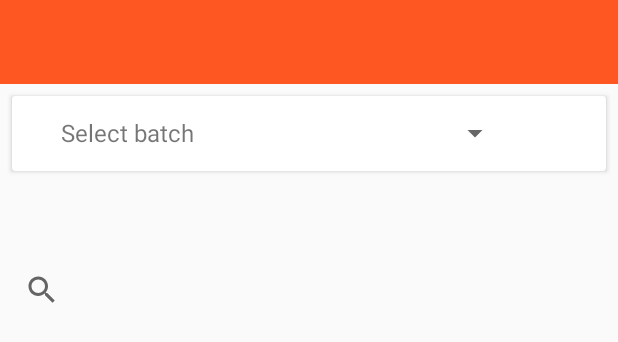
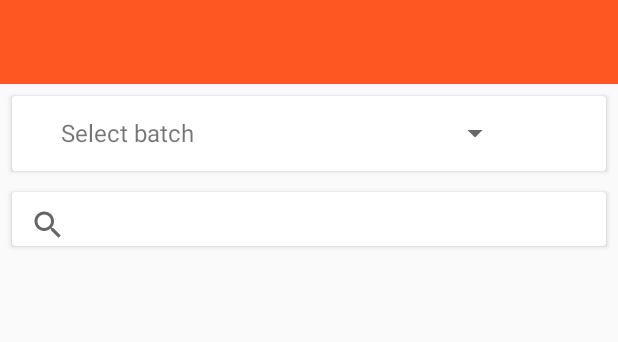
Before and after one commit to harshpatil892/Kung-Fu-final-19oct, an Android app: the layout activity_student_details.xml on its own in the app's theme, with its tools: preview values and no code run, on a phone screen of 412 x 824 dp. Shown: the top 342 px of the screen. Run offline under Robolectric (Android 15) with nearby library versions, the light colour scheme and no system bars.

```diff
--- a/app/src/main/res/layout/activity_student_details.xml
+++ b/app/src/main/res/layout/activity_student_details.xml
@@ -68,26 +68,47 @@
 
     </android.support.v7.widget.CardView>
 
-    <SearchView
+    <android.support.v7.widget.CardView
+        android:id="@+id/cardView8"
+        android:layout_width="match_parent"
+        android:layout_height="36dp"
+        android:layout_alignParentTop="true"
+        android:layout_centerHorizontal="true"
+        android:layout_marginStart="8dp"
+        android:layout_marginTop="122dp"
+        android:layout_marginEnd="8dp"
+        android:layout_marginBottom="8dp"
+        app:layout_constraintBottom_toBottomOf="parent"
+        app:layout_constraintEnd_toEndOf="parent"
+        app:layout_constraintHorizontal_bias="0.0"
+        app:layout_constraintStart_toStartOf="parent"
+        app:layout_constraintTop_toTopOf="parent"
+        app:layout_constraintVertical_bias="0.009"
+        tools:ignore="MissingConstraints">
+
+   <SearchView
         android:id="@+id/searchView1"
         android:layout_width="400dp"
         android:layout_height="33dp"
-        android:layout_marginTop="8dp"
+        android:layout_marginTop="5dp"
         android:layout_marginEnd="8dp"
         android:layout_marginBottom="8dp"
-
         app:layout_constraintBottom_toBottomOf="parent"
         app:layout_constraintEnd_toEndOf="parent"
         app:layout_constraintTop_toTopOf="parent"
         app:layout_constraintVertical_bias="0.218" />
 
+    </android.support.v7.widget.CardView>
+
     <ListView
         android:id="@+id/list3"
         android:layout_width="match_parent"
-        android:layout_height="404dp"
+        android:layout_height="379dp"
+        android:layout_marginTop="8dp"
         app:layout_constraintBottom_toBottomOf="parent"
         app:layout_constraintEnd_toEndOf="parent"
         app:layout_constraintHorizontal_bias="0.0"
-        app:layout_constraintStart_toStartOf="parent" />
+        app:layout_constraintStart_toStartOf="parent"
+        app:layout_constraintTop_toBottomOf="@+id/cardView8" />
 
 </android.support.constraint.ConstraintLayout>
--- a/app/src/main/res/layout/list_item1.xml
+++ b/app/src/main/res/layout/list_item1.xml
@@ -22,7 +22,7 @@
             android:id="@+id/name"
             android:layout_width="340dp"
             android:layout_height="wrap_content"
-            android:background="#e64a19"
+            android:background="#ff6d00"
             android:drawableStart="@drawable/ic_pin"
             android:gravity="start"
             android:paddingBottom="2dip"
--- a/app/src/main/res/layout/listforcampresult.xml
+++ b/app/src/main/res/layout/listforcampresult.xml
@@ -23,7 +23,7 @@
             android:paddingBottom="2dip"
             android:paddingTop="6dip"
             android:textColor="#ffffff"
-            android:background="#ffad1457"
+            android:background="#ff6d00"
             android:textSize="19dp"
             android:drawableStart="@drawable/ic_place_black_24dp"
             android:gravity="start"
--- a/app/src/main/res/layout/listforcompresult.xml
+++ b/app/src/main/res/layout/listforcompresult.xml
@@ -23,7 +23,7 @@
             android:paddingBottom="2dip"
             android:paddingTop="6dip"
             android:textColor="#ffffff"
-            android:background="#ffad1457"
+            android:background="#ff6d00"
             android:textSize="19dp"
             android:drawableStart="@drawable/ic_place_black_24dp"
             android:gravity="start"
--- a/app/src/main/res/layout/listforfeedback.xml
+++ b/app/src/main/res/layout/listforfeedback.xml
@@ -23,7 +23,7 @@
             android:paddingBottom="2dip"
             android:paddingTop="6dip"
             android:textColor="#ffffff"
-            android:background="#ffad1457"
+            android:background="#ff6d00"
             android:textSize="21dp"
             android:drawableStart="@drawable/ic_place_black_24dp"
             android:gravity="start"
--- a/app/src/main/res/layout/listforfeerecorddetail.xml
+++ b/app/src/main/res/layout/listforfeerecorddetail.xml
@@ -37,7 +37,7 @@
                             android:id="@+id/mnthyr"
                             android:layout_width="fill_parent"
                             android:layout_height="wrap_content"
-                            android:background="#ffad1457"
+                            android:background="#ff6d00"
                             android:drawableStart="@drawable/ic_place_black_24dp"
                             android:gravity="start"
                             android:paddingTop="6dip"
--- a/app/src/main/res/layout/listforfeesrecordparent.xml
+++ b/app/src/main/res/layout/listforfeesrecordparent.xml
@@ -38,13 +38,13 @@
                             android:id="@+id/mnth"
                             android:layout_width="fill_parent"
                             android:layout_height="wrap_content"
-                            android:background="#ffad1457"
+                            android:background="#ff6d00"
                             android:drawableStart="@drawable/ic_place_black_24dp"
                             android:gravity="start"
                             android:paddingTop="6dip"
                             android:paddingBottom="2dip"
                             android:textColor="#ffffff"
-                            android:textSize="16dp"
+                            android:textSize="17dp"
                             android:textStyle="bold"
                             tools:ignore="RtlCompat" />
 
--- a/app/src/main/res/layout/listforgradingevent.xml
+++ b/app/src/main/res/layout/listforgradingevent.xml
@@ -23,7 +23,7 @@
             android:paddingBottom="2dip"
             android:paddingTop="6dip"
             android:textColor="#ffffff"
-            android:background="#ffad1457"
+            android:background="#ff6d00"
             android:textSize="21dp"
             android:drawableStart="@drawable/ic_place_black_24dp"
             android:gravity="start"
--- a/app/src/main/res/layout/listforgradingresult.xml
+++ b/app/src/main/res/layout/listforgradingresult.xml
@@ -23,7 +23,7 @@
             android:paddingBottom="2dip"
             android:paddingTop="6dip"
             android:textColor="#ffffff"
-            android:background="#ffad1457"
+            android:background="#ff6d00"
             android:textSize="19dp"
             android:drawableStart="@drawable/ic_place_black_24dp"
             android:gravity="start"
--- a/app/src/main/res/layout/listforinbox.xml
+++ b/app/src/main/res/layout/listforinbox.xml
@@ -21,7 +21,7 @@
             android:id="@+id/heading"
             android:layout_width="340dp"
             android:layout_height="wrap_content"
-            android:background="#e64a19"
+            android:background="#ff6d00"
             android:drawableStart="@drawable/ic_message"
             android:drawablePadding="8dp"
             android:gravity="start"
--- a/app/src/main/res/layout/listforstuddetails.xml
+++ b/app/src/main/res/layout/listforstuddetails.xml
@@ -22,7 +22,7 @@
             android:paddingBottom="2dip"
             android:paddingTop="6dip"
             android:textColor="#ffffff"
-            android:background="#ffad1457"
+            android:background="#ff6d00"
             android:textSize="21dp"
             android:drawableStart="@drawable/ic_place_black_24dp"
             android:gravity="start"
--- a/app/src/main/res/layout/listfortimetable.xml
+++ b/app/src/main/res/layout/listfortimetable.xml
@@ -24,7 +24,7 @@
             android:layout_marginRight="-20dp"
             android:layout_height="wrap_content"
             android:layout_marginTop="0dp"
-            android:background="#ffa726"
+            android:background="#ff6d00"
             android:gravity="center"
             android:paddingBottom="2dip"
             android:paddingTop="6dip"
--- a/app/src/main/res/layout/listfortrainerprofile.xml
+++ b/app/src/main/res/layout/listfortrainerprofile.xml
@@ -24,7 +24,7 @@
             android:layout_marginRight="-20dp"
             android:layout_height="wrap_content"
             android:layout_marginTop="0dp"
-            android:background="#ffad1457"
+            android:background="#ff6d00"
             android:gravity="center"
             android:paddingBottom="2dip"
             android:paddingTop="6dip"
```
